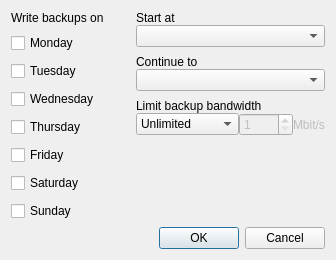
networkoptix/nx_open, file client/src/ui/dialogs/backup_schedule_dialog.ui: the form before one commit.
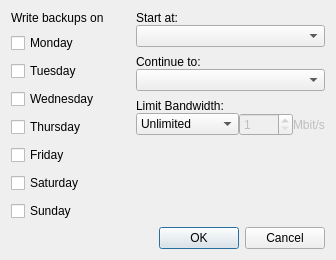
The form after the commit.

Commit message:
VMS-1154: Improve server settings dialog - storages page
<==== Mercurial data ====>
Branch: x_vms_947_redundant_storage_2

Diff of the .ui file:
```diff
--- a/client/src/ui/dialogs/backup_schedule_dialog.ui
+++ b/client/src/ui/dialogs/backup_schedule_dialog.ui
@@ -7,7 +7,7 @@
     <x>0</x>
     <y>0</y>
     <width>322</width>
-    <height>231</height>
+    <height>247</height>
    </rect>
   </property>
   <property name="windowTitle">
@@ -118,7 +118,7 @@
          <item row="0" column="0">
           <widget class="QLabel" name="label_2">
            <property name="text">
-            <string>Start at</string>
+            <string>Start at:</string>
            </property>
           </widget>
          </item>
@@ -148,7 +148,7 @@
          <item row="0" column="0">
           <widget class="QLabel" name="label_3">
            <property name="text">
-            <string>Continue to</string>
+            <string>Continue to:</string>
            </property>
           </widget>
          </item>
@@ -178,7 +178,7 @@
          <item row="0" column="0" colspan="2">
           <widget class="QLabel" name="label_4">
            <property name="text">
-            <string>Limit backup bandwidth</string>
+            <string>Limit Bandwidth:</string>
            </property>
           </widget>
          </item>
```
Left out of the diff: 2 changed lines with no effect on the pictures. The commit also changes 4 other files.
